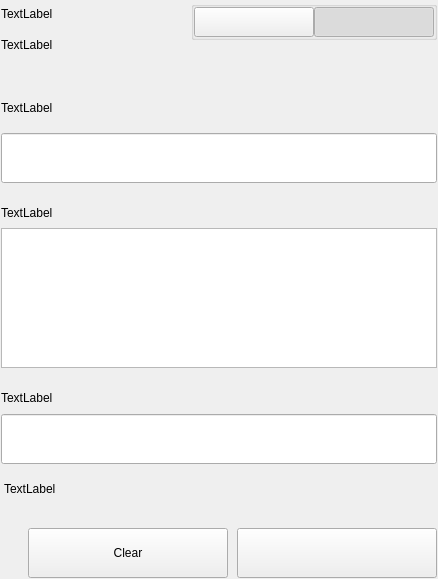
First picture: the form in src/qt/pengolincoin/settings/forms/settingssignmessagewidgets.ui, repository pengolincoin/PengolinCoin-Core, before the edit.
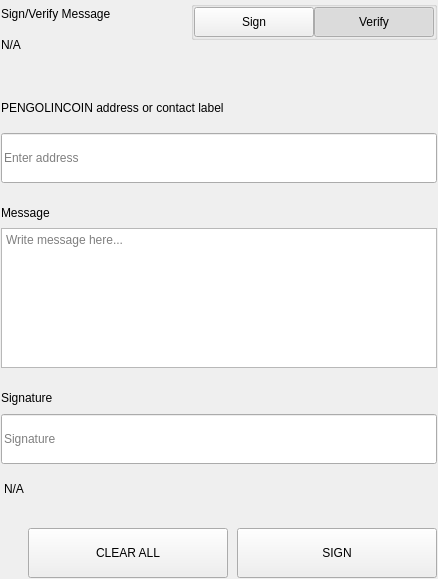
Second picture: the form after the edit.

```diff
--- a/src/qt/pengolincoin/settings/forms/settingssignmessagewidgets.ui
+++ b/src/qt/pengolincoin/settings/forms/settingssignmessagewidgets.ui
@@ -75,14 +75,14 @@
              <item>
               <widget class="QLabel" name="labelTitle">
                <property name="text">
-                <string>TextLabel</string>
+                <string>Sign/Verify Message</string>
                </property>
               </widget>
              </item>
              <item>
               <widget class="QLabel" name="labelSubtitle1">
                <property name="text">
-                <string>TextLabel</string>
+                <string notr="true">N/A</string>
                </property>
                <property name="wordWrap">
                 <bool>true</bool>
@@ -162,7 +162,7 @@
                     <enum>Qt::NoFocus</enum>
                    </property>
                    <property name="text">
-                    <string/>
+                    <string>Sign</string>
                    </property>
                    <property name="checkable">
                     <bool>true</bool>
@@ -190,7 +190,7 @@
                     <enum>Qt::NoFocus</enum>
                    </property>
                    <property name="text">
-                    <string/>
+                    <string>Verify</string>
                    </property>
                    <property name="checkable">
                     <bool>true</bool>
@@ -276,7 +276,7 @@
                </size>
               </property>
               <property name="text">
-               <string>TextLabel</string>
+               <string>PENGOLINCOIN address or contact label</string>
               </property>
              </widget>
             </item>
@@ -294,6 +294,9 @@
                 <height>50</height>
                </size>
               </property>
+              <property name="placeholderText">
+               <string>Enter address</string>
+              </property>
              </widget>
             </item>
            </layout>
@@ -335,7 +338,7 @@
               </size>
              </property>
              <property name="text">
-              <string>TextLabel</string>
+              <string>Message</string>
              </property>
             </widget>
            </item>
@@ -353,6 +356,9 @@
                <height>140</height>
               </size>
              </property>
+             <property name="placeholderText">
+              <string>Write message here...</string>
+             </property>
             </widget>
            </item>
           </layout>
@@ -415,7 +421,7 @@
                </size>
               </property>
               <property name="text">
-               <string>TextLabel</string>
+               <string>Signature</string>
               </property>
              </widget>
             </item>
@@ -427,6 +433,9 @@
                 <height>50</height>
                </size>
               </property>
+              <property name="placeholderText">
+               <string>Signature</string>
+              </property>
              </widget>
             </item>
            </layout>
@@ -438,7 +447,7 @@
             <string notr="true">padding-top:5px;</string>
            </property>
            <property name="text">
-            <string>TextLabel</string>
+            <string notr="true">N/A</string>
            </property>
           </widget>
          </item>
@@ -491,7 +500,7 @@
               <enum>Qt::NoFocus</enum>
              </property>
              <property name="text">
-              <string>Clear</string>
+              <string>CLEAR ALL</string>
              </property>
             </widget>
            </item>
@@ -513,7 +522,7 @@
               <enum>Qt::NoFocus</enum>
              </property>
              <property name="text">
-              <string/>
+              <string>SIGN</string>
              </property>
             </widget>
            </item>
```
